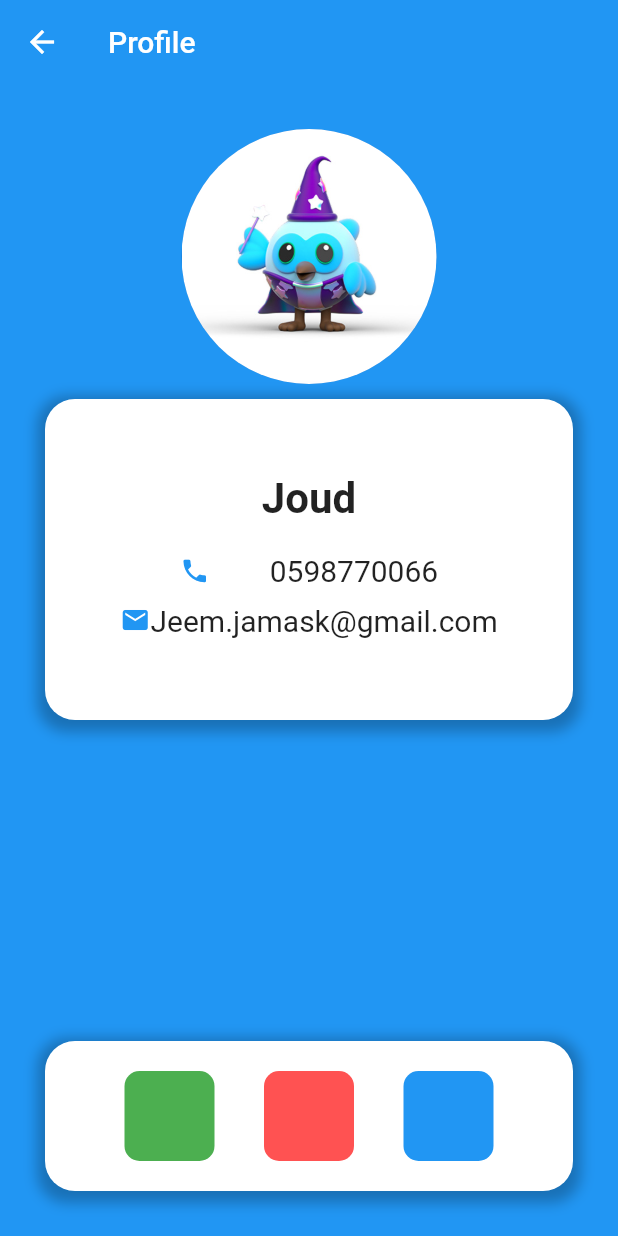
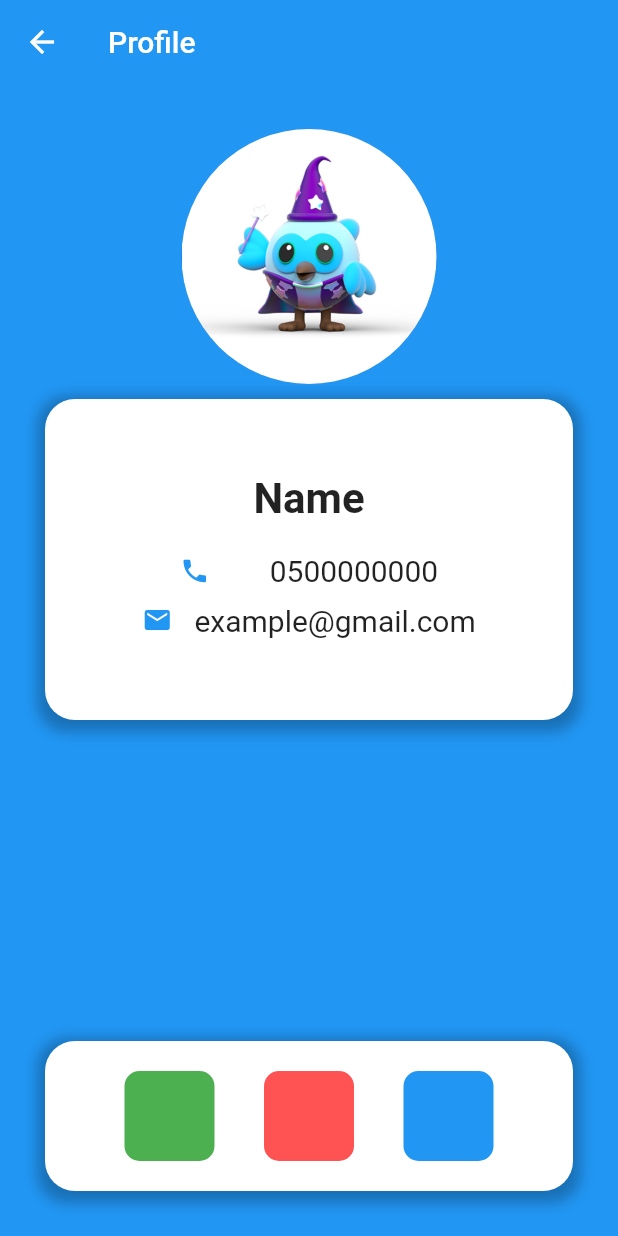
Before and after one commit to NoufGarabi/profile_app, a Flutter app: the ProfilePage screen opened directly, on a phone screen of 412 x 824 dp. Run offline on Flutter 3.47's test engine with Material 2 defaults, Android fonts, the phone set to English and light mode, and no system bars.

Commit message:
Flutter Basics

```diff
--- a/lib/screens/home_page.dart
+++ b/lib/screens/home_page.dart
@@ -27,7 +27,7 @@ class HomePage extends StatelessWidget {
                   TextField(
                     controller: _name,
                     decoration: InputDecoration(
-                        hintText: "Full Name",
+                        hintText: 'Full Name',
                         border: OutlineInputBorder(
                             borderRadius: BorderRadius.circular(10))),
                   ),
@@ -35,7 +35,7 @@ class HomePage extends StatelessWidget {
                   TextField(
                     controller: _phone,
                     decoration: InputDecoration(
-                      hintText: "Phone Number",
+                      hintText: 'Phone Number',
                       border: OutlineInputBorder(
                         borderRadius: BorderRadius.circular(10),
                       ),
@@ -45,7 +45,7 @@ class HomePage extends StatelessWidget {
                   TextField(
                     controller: _email,
                     decoration: InputDecoration(
-                      hintText: "Email",
+                      hintText: 'Email',
                       border: OutlineInputBorder(
                         borderRadius: BorderRadius.circular(10),
                       ),
--- a/lib/screens/profile_page.dart
+++ b/lib/screens/profile_page.dart
@@ -4,11 +4,12 @@ import 'package:flutter/material.dart';
 
 class ProfilePage extends StatefulWidget {
   String name, phone, email;
-  ProfilePage(
-      {super.key,
-      this.name = "Joud",
-      this.phone = "0598770066",
-      this.email = "Jeem.jamask@gmail.com"});
+  ProfilePage({
+    super.key,
+    this.name = 'Name',
+    this.phone = '0500000000',
+    this.email = 'example@gmail.com',
+  });
 
   @override
   State<ProfilePage> createState() => _ProfilePageState();
```
